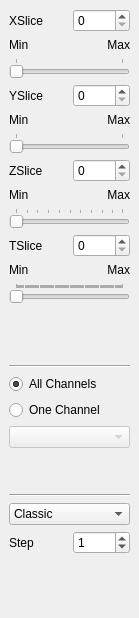
The window that Code/GUI/lib/Resources/NavigationDockWidget.ui (gofigure2/GoFigure2) describes before a commit, drawn with Qt 5.
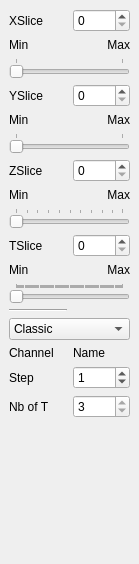
The same window after the commit. Icons and pictures are not drawn.

```diff
--- a/Code/GUI/lib/Resources/NavigationDockWidget.ui
+++ b/Code/GUI/lib/Resources/NavigationDockWidget.ui
@@ -7,7 +7,7 @@
     <x>0</x>
     <y>0</y>
     <width>139</width>
-    <height>618</height>
+    <height>564</height>
    </rect>
   </property>
   <property name="sizePolicy">
@@ -27,7 +27,7 @@
    <string>Navigation</string>
   </property>
   <widget class="QWidget" name="dockWidgetContents">
-   <layout class="QGridLayout" name="gridLayout_2">
+   <layout class="QGridLayout" name="gridLayout_3">
     <item row="0" column="0" colspan="2">
      <layout class="QGridLayout" name="gridLayout" rowminimumheight="10,10,10,10,0,0,0,0,0,0,0,0">
       <property name="sizeConstraint">
@@ -217,76 +217,6 @@
      </layout>
     </item>
     <item row="1" column="0">
-     <spacer name="verticalSpacer_3">
-      <property name="orientation">
-       <enum>Qt::Vertical</enum>
-      </property>
-      <property name="sizeHint" stdset="0">
-       <size>
-        <width>20</width>
-        <height>2</height>
-       </size>
-      </property>
-     </spacer>
-    </item>
-    <item row="2" column="0" colspan="2">
-     <layout class="QVBoxLayout" name="verticalLayout">
-      <item>
-       <widget class="Line" name="line">
-        <property name="orientation">
-         <enum>Qt::Horizontal</enum>
-        </property>
-       </widget>
-      </item>
-      <item>
-       <widget class="QRadioButton" name="AllChannelsBtn">
-        <property name="text">
-         <string>All Channels</string>
-        </property>
-        <property name="checked">
-         <bool>true</bool>
-        </property>
-       </widget>
-      </item>
-      <item>
-       <widget class="QRadioButton" name="OneChannelBtn">
-        <property name="text">
-         <string>One Channel</string>
-        </property>
-       </widget>
-      </item>
-      <item>
-       <widget class="QComboBox" name="ChannelComboBox">
-        <property name="enabled">
-         <bool>false</bool>
-        </property>
-        <property name="currentIndex">
-         <number>-1</number>
-        </property>
-        <property name="frame">
-         <bool>true</bool>
-        </property>
-        <property name="modelColumn">
-         <number>0</number>
-        </property>
-       </widget>
-      </item>
-      <item>
-       <spacer name="verticalSpacer">
-        <property name="orientation">
-         <enum>Qt::Vertical</enum>
-        </property>
-        <property name="sizeHint" stdset="0">
-         <size>
-          <width>20</width>
-          <height>40</height>
-         </size>
-        </property>
-       </spacer>
-      </item>
-     </layout>
-    </item>
-    <item row="3" column="0" colspan="2">
      <layout class="QVBoxLayout" name="verticalLayout_2">
       <item>
        <widget class="Line" name="line_2">
@@ -297,7 +227,9 @@
       </item>
      </layout>
     </item>
-    <item row="4" column="0" colspan="2">
+    <item row="2" column="0" colspan="2">
+     <layout class="QGridLayout" name="gridLayout_2">
+      <item row="0" column="0" colspan="2">
      <widget class="QComboBox" name="ModeComboBox">
       <item>
        <property name="text">
@@ -311,21 +243,54 @@
       </item>
      </widget>
     </item>
-    <item row="5" column="0">
+      <item row="2" column="0">
      <widget class="QLabel" name="stepLabel">
       <property name="text">
        <string>Step</string>
       </property>
      </widget>
     </item>
-    <item row="5" column="1">
+      <item row="2" column="1">
      <widget class="QSpinBox" name="step">
       <property name="value">
        <number>1</number>
       </property>
      </widget>
     </item>
-    <item row="6" column="0">
+      <item row="3" column="0">
+       <widget class="QLabel" name="tLabel">
+        <property name="text">
+         <string>Nb of T</string>
+        </property>
+       </widget>
+      </item>
+      <item row="3" column="1">
+       <widget class="QSpinBox" name="t">
+        <property name="readOnly">
+         <bool>true</bool>
+        </property>
+        <property name="value">
+         <number>3</number>
+        </property>
+       </widget>
+      </item>
+      <item row="1" column="0">
+       <widget class="QLabel" name="channelLabel">
+        <property name="text">
+         <string>Channel</string>
+        </property>
+       </widget>
+      </item>
+      <item row="1" column="1">
+       <widget class="QLabel" name="channelName">
+        <property name="text">
+         <string>Name</string>
+        </property>
+       </widget>
+      </item>
+     </layout>
+    </item>
+    <item row="3" column="1">
      <spacer name="verticalSpacer_2">
       <property name="orientation">
        <enum>Qt::Vertical</enum>
```
Left out of the diff: 18 changed lines with no effect on the pictures. Lines whose indentation alone changed are shown as unchanged.
